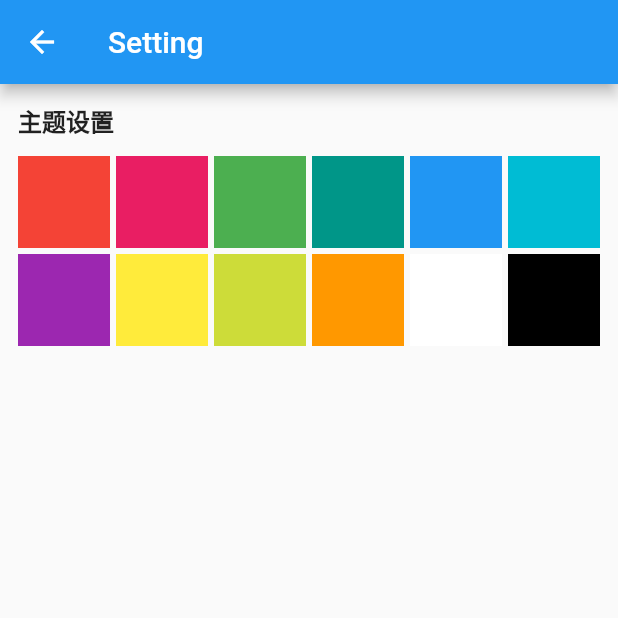
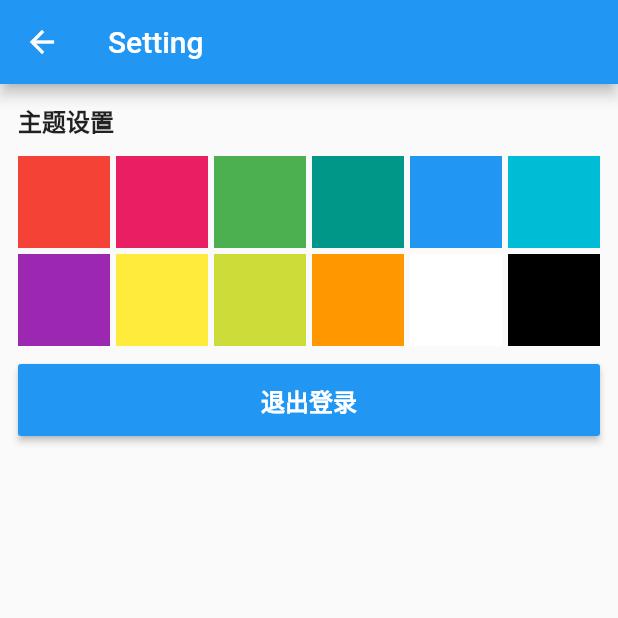
Before and after one commit to infinity8942/Flutter-Gank, a Flutter app: the Setting screen opened by its route, on a phone screen of 412 x 824 dp, the top half of it. Run offline on Flutter 3.47's test engine with Material 2 defaults, Android fonts, the phone set to English and light mode, and no system bars; our stand-ins replace cached_network_image, dio, flutter_spinkit, image_picker, shared_preferences; missing offline and left inert: flutter_webview_plugin; accounts and stored records are empty; network calls fail.

Commit message:
静态、动态路由带参跳转，主题色应用

```diff
--- a/lib/config/AppOptions.dart
+++ b/lib/config/AppOptions.dart
@@ -16,6 +16,9 @@ class AppTheme {
   const AppTheme(this.themeData);
 
   AppTheme changePrimaryColor(Color color) {
-    return AppTheme(themeData.copyWith(primaryColor: color));
+    return AppTheme(themeData.copyWith(
+      primaryColor: color,
+      buttonColor: color,
+    ));
   }
 }
--- a/lib/ui/comm/MyScaffold.dart
+++ b/lib/ui/comm/MyScaffold.dart
@@ -51,7 +51,7 @@ class MyScaffold extends StatelessWidget {
           )
         ],
       ),
-      drawer: showDrawer ? MyDrawer() : null,
+      drawer: showDrawer != null ? (showDrawer ? MyDrawer() : null) : null,
       body: bodyData,
       floatingActionButton: null,
       bottomNavigationBar: null,
--- a/lib/ui/home/Home.dart
+++ b/lib/ui/home/Home.dart
@@ -35,6 +35,9 @@ class _MainState extends State<Main> with SingleTickerProviderStateMixin {
   @override
   Widget build(BuildContext context) {
     initData();
+
+    final TargetPlatform defaultTargetPlatform = TargetPlatform.iOS;
+
     return Scaffold(
       ///底部导航栏
       bottomNavigationBar: new CupertinoTabBar(
--- a/lib/ui/login/Login.dart
+++ b/lib/ui/login/Login.dart
@@ -82,6 +82,7 @@ class Login extends StatelessWidget {
                       ),
                       color: Colors.lightBlue,
                       onPressed: () {
+                        ///跳转替换
                         Navigator.of(context).pushReplacementNamed('/main');
                       },
                     ),
--- a/lib/ui/setting/Setting.dart
+++ b/lib/ui/setting/Setting.dart
@@ -45,6 +45,27 @@ class Setting extends StatelessWidget {
                 }).toList(),
               ),
             ),
+            Container(
+              margin: EdgeInsets.only(top: 12.0),
+              child: RaisedButton(
+                child: Padding(
+                  padding: const EdgeInsets.all(12.0),
+                  child: Text(
+                    "退出登录",
+                    style: TextStyle(
+                        fontWeight: FontWeight.w700,
+                        fontSize: 16.0,
+                        color: Colors.white),
+                  ),
+                ),
+                color: appOpt.appTheme.themeData.primaryColor,
+                onPressed: () {
+                  ///跳转到新的路由，并且关闭给定路由的之前的所有页面
+                  Navigator.pushNamedAndRemoveUntil(
+                      context, '/login', ModalRoute.withName('/'));
+                },
+              ),
+            ),
           ],
         ),
       ),
```
Also changed, not shown: lib/ui/comm/MyDrawer.dart (+7 -1 lines), lib/ui/comm/MyTabBar.dart (+9 -0 lines).
